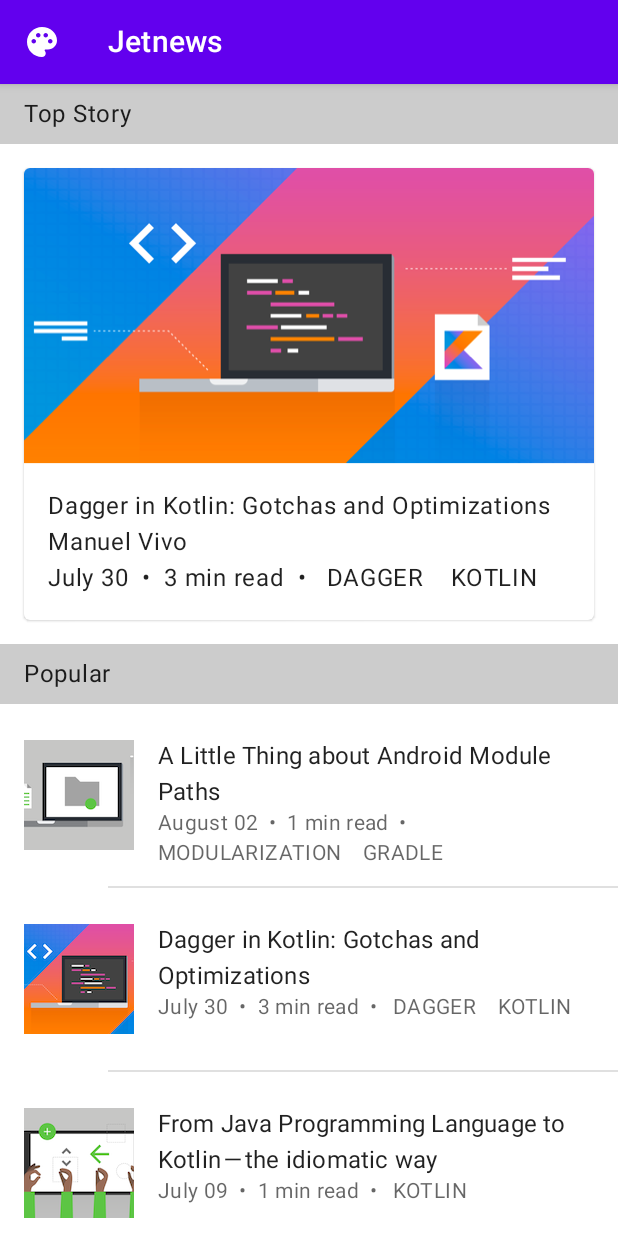
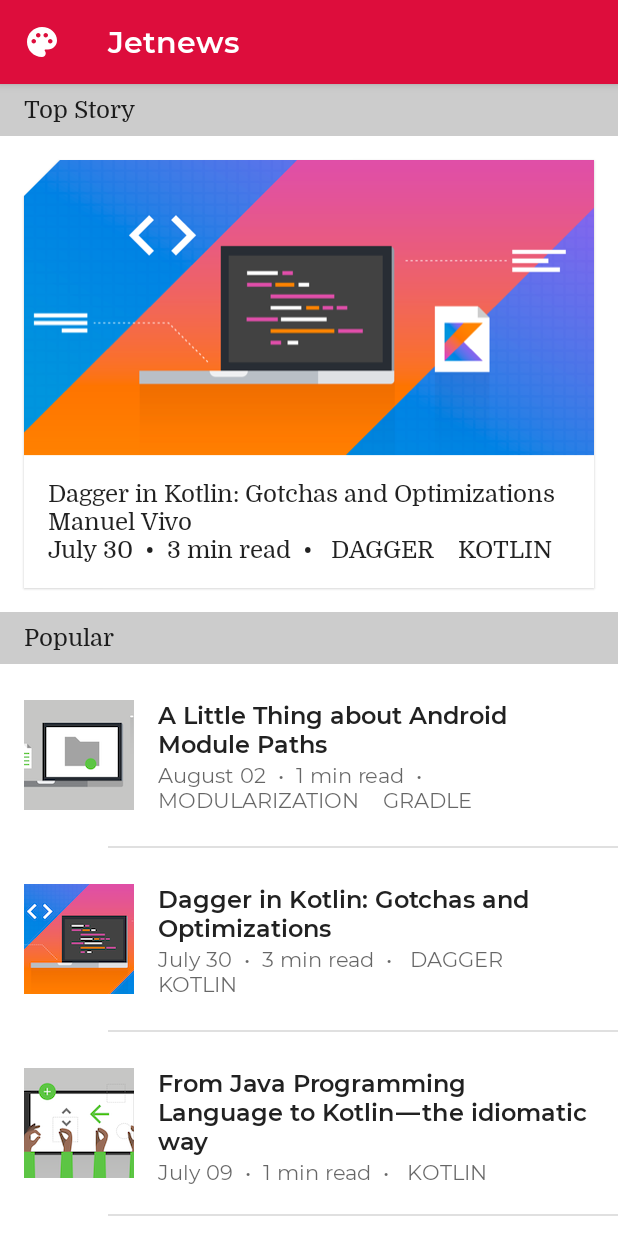
Before and after one commit to TiliaSNogueira/Compose-Theming-M2-Codelab, an Android app built with Jetpack Compose: the screen it shows after launch (MainActivity), on a phone screen of 412 x 824 dp. Run offline under Robolectric (Android 15) with nearby library versions, the phone set to English and light mode, and no system bars.

Commit message:
creating personalized theme to light mode

```diff
--- a/app/src/main/java/com/codelab/theming/ui/start/Home.kt
+++ b/app/src/main/java/com/codelab/theming/ui/start/Home.kt
@@ -54,13 +54,14 @@ import androidx.compose.ui.unit.dp
 import com.codelab.theming.R
 import com.codelab.theming.data.Post
 import com.codelab.theming.data.PostRepo
+import com.codelab.theming.ui.start.theme.JetnewsTheme
 import java.util.Locale
 
 @Composable
 fun Home() {
     val featured = remember { PostRepo.getFeaturedPost() }
     val posts = remember { PostRepo.getPosts() }
-    MaterialTheme {
+    JetnewsTheme {
         Scaffold(
             topBar = { AppBar() }
         ) { innerPadding ->
@@ -208,20 +209,27 @@ fun PostItem(
 @Composable
 private fun PostItemPreview() {
     val post = remember { PostRepo.getFeaturedPost() }
-    Surface {
-        PostItem(post = post)
+    JetnewsTheme {
+        Surface {
+            PostItem(post = post)
+        }
     }
 }
+
 
 @Preview("Featured Post")
 @Composable
 private fun FeaturedPostPreview() {
     val post = remember { PostRepo.getFeaturedPost() }
-    FeaturedPost(post = post)
+    JetnewsTheme {
+        FeaturedPost(post = post)
+    }
 }
 
 @Preview("Home")
 @Composable
 private fun HomePreview() {
-    Home()
+    JetnewsTheme {
+        Home()
+    }
 }
--- /dev/null
+++ b/app/src/main/java/com/codelab/theming/ui/start/theme/Color.kt
@@ -0,0 +1,7 @@
+package com.codelab.theming.ui.start.theme
+
+import androidx.compose.ui.graphics.Color
+
+val Red700 = Color(0xffdd0d3c)
+val Red800 = Color(0xffd00036)
+val Red900 = Color(0xffc20029)
--- /dev/null
+++ b/app/src/main/java/com/codelab/theming/ui/start/theme/Shape.kt
@@ -0,0 +1,12 @@
+package com.codelab.theming.ui.start.theme
+
+import androidx.compose.foundation.shape.CutCornerShape
+import androidx.compose.foundation.shape.RoundedCornerShape
+import androidx.compose.material.Shapes
+import androidx.compose.ui.unit.dp
+
+val JetnewsShapes = Shapes(
+    small = CutCornerShape(topStart = 8.dp),
+    medium = CutCornerShape(topStart = 24.dp),
+    large = RoundedCornerShape(8.dp)
+)
--- /dev/null
+++ b/app/src/main/java/com/codelab/theming/ui/start/theme/Theme.kt
@@ -0,0 +1,26 @@
+package com.codelab.theming.ui.start.theme
+
+import androidx.compose.material.MaterialTheme
+import androidx.compose.material.lightColors
+import androidx.compose.runtime.Composable
+import androidx.compose.ui.graphics.Color
+
+@Composable
+fun JetnewsTheme(content: @Composable () -> Unit) {
+    MaterialTheme(
+        colors = LightColors,
+        typography = JetnewsTypography,
+        shapes = JetnewsShapes,
+        content = content
+    )
+}
+
+private val LightColors = lightColors(
+    primary = Red700,
+    primaryVariant = Red900,
+    onPrimary = Color.White,
+    secondary = Red700,
+    secondaryVariant = Red900,
+    onSecondary = Color.White,
+    error = Red800
+)
--- /dev/null
+++ b/app/src/main/java/com/codelab/theming/ui/start/theme/Typography.kt
@@ -0,0 +1,72 @@
+package com.codelab.theming.ui.start.theme
+
+import androidx.compose.material.Typography
+import androidx.compose.ui.text.TextStyle
+import androidx.compose.ui.text.font.Font
+import androidx.compose.ui.text.font.FontFamily
+import androidx.compose.ui.text.font.FontWeight
+import androidx.compose.ui.unit.sp
+import com.codelab.theming.R
+
+private val Montserrat = FontFamily(
+    Font(R.font.montserrat_regular),
+    Font(R.font.montserrat_medium, FontWeight.W500),
+    Font(R.font.montserrat_semibold, FontWeight.W600)
+)
+
+private val Domine = FontFamily(
+    Font(R.font.domine_regular),
+    Font(R.font.domine_bold, FontWeight.Bold)
+)
+
+val JetnewsTypography = Typography(
+    h4 = TextStyle(
+        fontFamily = Montserrat,
+        fontWeight = FontWeight.W600,
+        fontSize = 30.sp
+    ),
+    h5 = TextStyle(
+        fontFamily = Montserrat,
+        fontWeight = FontWeight.W600,
+        fontSize = 24.sp
+    ),
+    h6 = TextStyle(
+        fontFamily = Montserrat,
+        fontWeight = FontWeight.W600,
+        fontSize = 20.sp
+    ),
+    subtitle1 = TextStyle(
+        fontFamily = Montserrat,
+        fontWeight = FontWeight.W600,
+        fontSize = 16.sp
+    ),
+    subtitle2 = TextStyle(
+        fontFamily = Montserrat,
+        fontWeight = FontWeight.W500,
+        fontSize = 14.sp
+    ),
+    body1 = TextStyle(
+        fontFamily = Domine,
+        fontWeight = FontWeight.Normal,
+        fontSize = 16.sp
+    ),
+    body2 = TextStyle(
+        fontFamily = Montserrat,
+        fontSize = 14.sp
+    ),
+    button = TextStyle(
+        fontFamily = Montserrat,
+        fontWeight = FontWeight.W500,
+        fontSize = 14.sp
+    ),
+    caption = TextStyle(
+        fontFamily = Montserrat,
+        fontWeight = FontWeight.Normal,
+        fontSize = 12.sp
+    ),
+    overline = TextStyle(
+        fontFamily = Montserrat,
+        fontWeight = FontWeight.W500,
+        fontSize = 12.sp
+    )
+)
```
